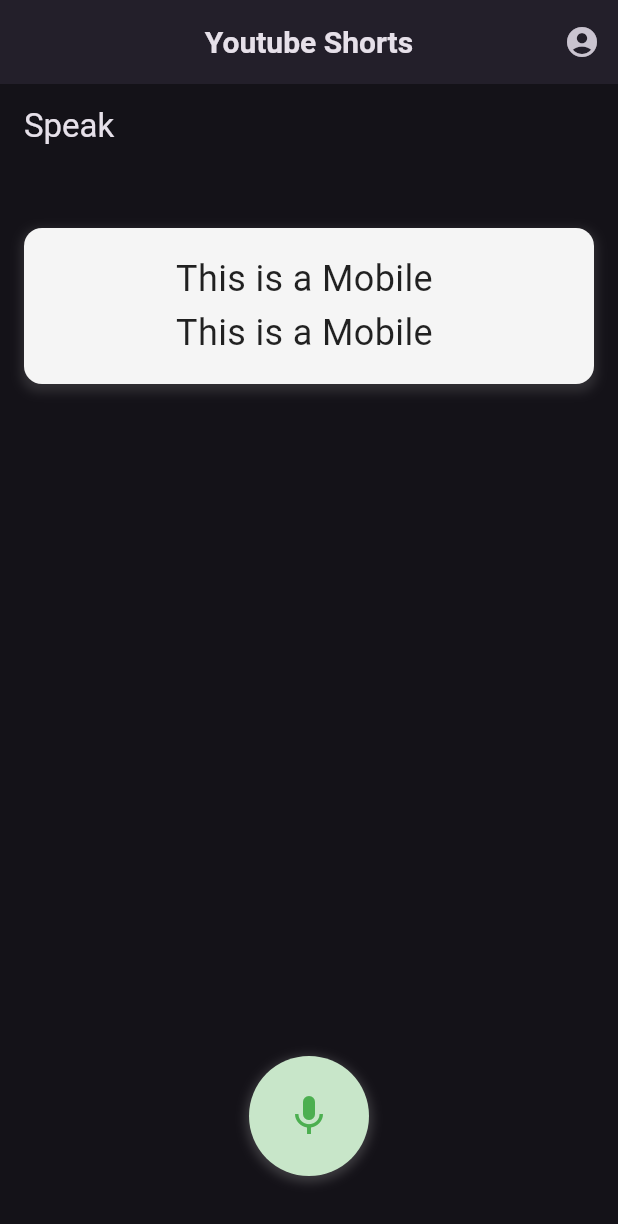
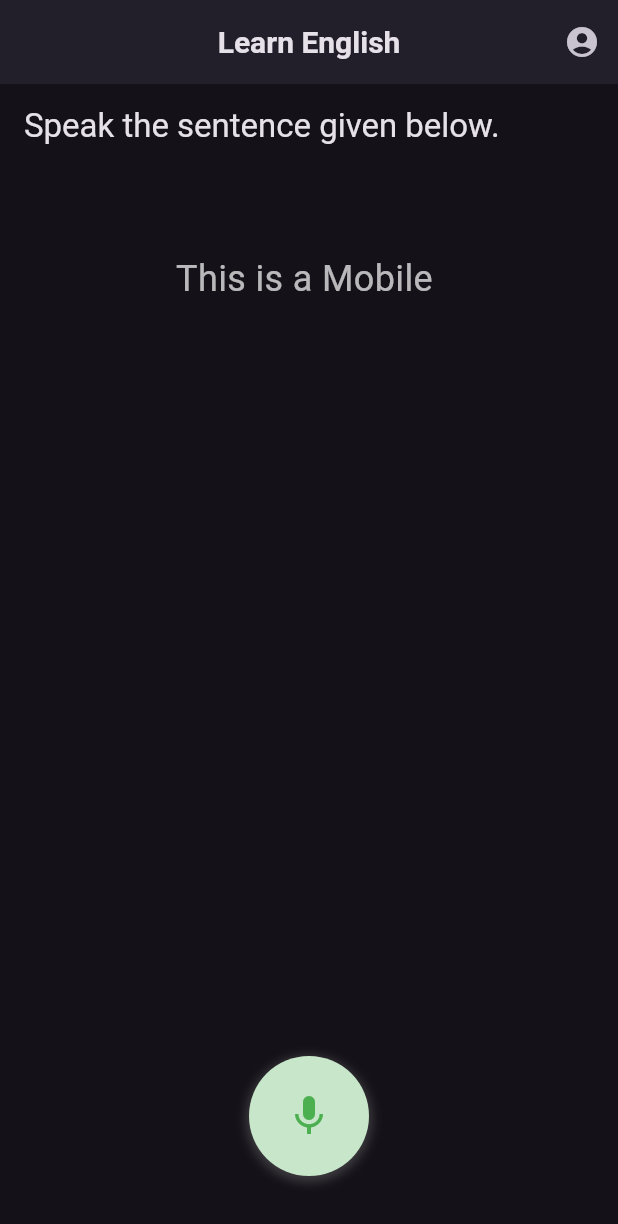
Before and after one commit to VedSinghRawat/yt_short, a Flutter app: the screen it shows after launch, scrolled down 576 dp, after a tap on the "mic none" icon, on a phone screen of 412 x 824 dp. Shown: the top 1224 px of the screen. Run offline on Flutter 3.47's test engine with Material 3 defaults, Android fonts, the light colour scheme and no system bars; our stand-ins replace flutter_riverpod, go_router, google_sign_in, package_info_plus, speech_to_text, youtube_player_flutter.

Commit message:
sentence exercise done

```diff
--- a/lib/core/screen/home.dart
+++ b/lib/core/screen/home.dart
@@ -53,7 +53,7 @@
 
     return Scaffold(
       appBar: CustomAppBar(
-        title: 'Youtube Shorts',
+        title: 'Learn English',
         actions: [
           PopupMenuButton<String>(
             icon: const Icon(Icons.account_circle),
--- a/lib/core/widgets/yt_short.dart
+++ b/lib/core/widgets/yt_short.dart
@@ -39,18 +39,9 @@
 
   @override
   Widget build(BuildContext context) {
-    return Container(
-      margin: const EdgeInsets.symmetric(vertical: 8, horizontal: 10),
-      padding: const EdgeInsets.all(6),
-      child: Stack(
-        children: [
-          Container(
-            decoration: BoxDecoration(
-              border: Border.all(color: Colors.grey.withOpacity(0.3), width: 1.5),
-              borderRadius: BorderRadius.circular(12.0),
-            ),
-            child: ClipRRect(
-              borderRadius: BorderRadius.circular(12.0),
+    return SizedBox(
+      width: MediaQuery.of(context).size.width,
+      height: MediaQuery.of(context).size.height,
       child: YoutubePlayer(
         controller: _controller,
         showVideoProgressIndicator: true,
@@ -61,10 +52,6 @@
         ),
         aspectRatio: 9 / 16,
       ),
-            ),
-          ),
-        ],
-      ),
     );
   }
 }
--- a/lib/features/speech_to_text/speech_exercise_card.dart
+++ /dev/null
@@ -1,195 +0,0 @@
-import 'package:flutter/material.dart';
-import 'package:myapp/features/speech_to_text/recognizer.dart';
-import 'package:speech_to_text/speech_recognition_result.dart';
-
-class SpeechExerciseCard extends StatefulWidget {
-  final String text;
-
-  const SpeechExerciseCard({super.key, required this.text});
-
-  @override
-  State<SpeechExerciseCard> createState() => _SpeechExerciseCardState();
-}
-
-class _SpeechExerciseCardState extends State<SpeechExerciseCard> {
-  late List<String> words;
-  late List<bool?> wordMarking;
-  int lastMatchedIndex = -1;
-  late SpeechRecognizer _recognizer;
-
-  @override
-  void initState() {
-    super.initState();
-    words = widget.text.split(' ');
-    wordMarking = List.generate(words.length, (index) => null);
-    _recognizer = SpeechRecognizer(
-      onResult: _onSpeechResult,
-      onStopListenting: _onStopListening,
-    );
-  }
-
-  void _onStopListening() {
-    setState(() {
-      lastMatchedIndex = -1;
-      wordMarking = List.generate(words.length, (index) => null);
-    });
-  }
-
-  void _onSpeechResult(SpeechRecognitionResult result) {
-    List<String> recognizedWords = result.recognizedWords.split(' ').where((word) => word.isNotEmpty).toList();
-    if (recognizedWords.isEmpty) return;
-
-    int nextIndexToHighlight = lastMatchedIndex + 1;
-    if (!(nextIndexToHighlight < words.length)) return;
-
-    String lastRecognizedWord = recognizedWords.last.toLowerCase();
-    String targetWord = words[nextIndexToHighlight].toLowerCase();
-
-    setState(() {
-      wordMarking[nextIndexToHighlight] = targetWord == lastRecognizedWord;
-      lastMatchedIndex += 1;
-    });
-  }
-
-  @override
-  Widget build(BuildContext context) {
-    return Scaffold(
-      appBar: AppBar(
-        title: const Text('Speak'),
-      ),
-      body: Container(
-        padding: const EdgeInsets.all(16.0),
-        child: Column(
-          children: [
-            Container(
-                margin: const EdgeInsets.symmetric(vertical: 24.0),
-                padding: const EdgeInsets.all(16.0),
-                decoration: BoxDecoration(
-                  color: Colors.grey[100],
-                  borderRadius: BorderRadius.circular(12.0),
-                  boxShadow: [
-                    BoxShadow(
-                      color: Colors.grey.withOpacity(0.2),
-                      spreadRadius: 2,
-                      blurRadius: 5,
-                      offset: const Offset(0, 3),
-                    ),
-                  ],
-                ),
-                child: Column(
-                  children: [
-                    Center(
-                      child: RichText(
-                        textAlign: TextAlign.center,
-                        text: TextSpan(
-                          children: List.generate(words.length, (index) {
-                            return WidgetSpan(
-                              alignment: PlaceholderAlignment.middle,
-                              child: Stack(
-                                clipBehavior: Clip.none,
-                                children: [
-                                  Text(
-                                    '${words[index]} ',
-                                    style: TextStyle(
-                                      color: wordMarking[index] == null
-                                          ? Colors.black87
-                                          : wordMarking[index] == true
-                                              ? Colors.lightBlue[200]
-                                              : Colors.red,
-                                      fontSize: 24,
-                                      fontWeight: wordMarking[index] != null ? FontWeight.bold : FontWeight.normal,
-                                      height: 1.5,
-                                    ),
-                                  ),
-                                ],
-                              ),
-                            );
-                          }),
-                        ),
-                      ),
-                    ),
-                    Center(
-                      child: RichText(
-                        textAlign: TextAlign.center,
-                        text: TextSpan(
-                          children: List.generate(words.length, (index) {
-                            return WidgetSpan(
-                              alignment: PlaceholderAlignment.middle,
-                              child: Stack(
-                                clipBehavior: Clip.none,
-                                children: [
-                                  Text(
-                                    '${words[index]} ',
-                                    style: TextStyle(
-                                      color: wordMarking[index] == null
-                                          ? Colors.black87
-                                          : wordMarking[index] == true
-                                              ? Colors.lightBlue[200]
-                                              : Colors.red,
-                                      fontSize: 24,
-                                      fontWeight: wordMarking[index] != null ? FontWeight.bold : FontWeight.normal,
-                                      height: 1.5,
-                                    ),
-                                  ),
-                                ],
-                              ),
-                            );
-                          }),
-                        ),
-                      ),
-                    ),
-                  ],
-                )),
-            const Spacer(),
-            Padding(
-              padding: const EdgeInsets.symmetric(horizontal: 16.0, vertical: 24.0),
-              child: Container(
-                width: 80,
-                height: 80,
-                decoration: BoxDecoration(
-                  shape: BoxShape.circle,
-                  color: _recognizer.isListening ? Colors.green.shade100 : Colors.blue.shade100,
-                  boxShadow: [
-                    BoxShadow(
-                      color: Colors.grey.withOpacity(0.3),
-                      spreadRadius: 2,
-                      blurRadius: 5,
-                      offset: const Offset(0, 2),
-                    ),
-                  ],
-                ),
-                child: Material(
-                  color: Colors.transparent,
-                  child: InkWell(
-                    onTap: () {
-                      setState(() {
-                        if (_recognizer.isListening) {
-                          _recognizer.stopListening();
-                        } else {
-                          _recognizer.startListening();
-                        }
-                      });
-                    },
-                    customBorder: const CircleBorder(),
-                    child: Container(
-                      width: 80,
-                      height: 80,
-                      decoration: const BoxDecoration(
-                        shape: BoxShape.circle,
-                      ),
-                      child: Icon(
-                        _recognizer.isListening ? Icons.mic : Icons.mic_none,
-                        color: _recognizer.isListening ? Colors.green : Colors.blue,
-                        size: 32,
-                      ),
-                    ),
-                  ),
-                ),
-              ),
-            ),
-          ],
-        ),
-      ),
-    );
-  }
-}
--- /dev/null
+++ b/lib/features/speech_to_text/widgets/sentence_exercise.dart
@@ -0,0 +1,197 @@
+import 'package:flutter/material.dart';
+import 'package:myapp/features/speech_to_text/widgets/recognizer.dart';
+import 'package:speech_to_text/speech_recognition_result.dart';
+
+class SpeakSentenceExercise extends StatefulWidget {
+  final String text;
+
+  const SpeakSentenceExercise({super.key, required this.text});
+
+  @override
+  State<SpeakSentenceExercise> createState() => _SpeakSentenceExerciseState();
+}
+
+class _SpeakSentenceExerciseState extends State<SpeakSentenceExercise> {
+  late List<String> words;
+  late List<bool?> wordMarking;
+  int currIndex = -1;
+  late SpeechRecognizer _recognizer;
+  late List<String> recognizedWords;
+  bool get allWordsCorrect => wordMarking.every((mark) => mark == true);
+
+  @override
+  void initState() {
+    super.initState();
+    words = widget.text.split(' ');
+    wordMarking = List.generate(words.length, (index) => null);
+    recognizedWords = List.filled(words.length, '');
+    _recognizer = SpeechRecognizer(
+      onResult: _onSpeechResult,
+      onStopListenting: _onStopListening,
+    );
+  }
+
+  void _onStopListening() {
+    setState(() {
+      currIndex = -1;
+      wordMarking = List.generate(words.length, (index) => null);
+      recognizedWords = List.filled(words.length, '');
+    });
+  }
+
+  void _onSpeechResult(SpeechRecognitionResult result) {
+    List<String> wordsList = result.recognizedWords.split(' ').where((word) => word.isNotEmpty).toList();
+    print('Processing final result: $wordsList');
+    if (wordsList.isEmpty) return;
+
+    setState(() {
+      for (int i = currIndex + 1; i < wordsList.length; i++) {
+        String lowerRecognizedWord = wordsList[i].toLowerCase();
+        String targetWord = words[i].toLowerCase();
+        print('Processing - Index: $i, Recognized: $lowerRecognizedWord, Target: $targetWord');
+
+        wordMarking[i] = targetWord == lowerRecognizedWord;
+        recognizedWords[i] = lowerRecognizedWord;
+        currIndex = i;
+      }
+    });
+  }
+
+  @override
+  Widget build(BuildContext context) {
+    return Scaffold(
+      appBar: AppBar(
+        title: const Text('Speak the sentence given below.'),
+      ),
+      body: Container(
+        padding: const EdgeInsets.all(16.0),
+        child: Column(
+          children: [
+            Container(
+              margin: const EdgeInsets.symmetric(vertical: 24.0),
+              padding: const EdgeInsets.all(16.0),
+              child: Column(
+                children: [
+                  Column(
+                    children: [
+                      Center(
+                        child: RichText(
+                          textAlign: TextAlign.center,
+                          text: TextSpan(
+                            children: List.generate(words.length, (index) {
+                              return WidgetSpan(
+                                alignment: PlaceholderAlignment.middle,
+                                child: Stack(
+                                  clipBehavior: Clip.none,
+                                  children: [
+                                    if (wordMarking[index] == false)
+                                      Positioned(
+                                        top: -25,
+                                        child: Text(
+                                          recognizedWords[index],
+                                          style: TextStyle(
+                                            color: Colors.grey[400],
+                                            fontSize: 18,
+                                            fontWeight: FontWeight.w300,
+                                          ),
+                                        ),
+                                      ),
+                                    Text(
+                                      '${words[index]} ',
+                                      style: TextStyle(
+                                        color: wordMarking[index] == null
+                                            ? Colors.white70
+                                            : wordMarking[index] == true
+                                                ? Colors.lightBlue[200]
+                                                : Colors.red,
+                                        fontSize: 24,
+                                        fontWeight: wordMarking[index] != null ? FontWeight.bold : FontWeight.normal,
+                                        height: 1.5,
+                                      ),
+                                    ),
+                                  ],
+                                ),
+                              );
+                            }),
+                          ),
+                        ),
+                      ),
+                      if (allWordsCorrect)
+                        Padding(
+                          padding: const EdgeInsets.only(top: 24.0),
+                          child: Icon(
+                            Icons.check_circle,
+                            color: Colors.green[300],
+                            size: 48,
+                          ),
+                        ),
+                    ],
+                  ),
+                ],
+              ),
+            ),
+            const Spacer(),
+            Padding(
+              padding: const EdgeInsets.symmetric(horizontal: 16.0, vertical: 24.0),
+              child: Container(
+                width: 80,
+                height: 80,
+                decoration: BoxDecoration(
+                  shape: BoxShape.circle,
+                  color: allWordsCorrect
+                      ? Colors.yellow.shade100
+                      : _recognizer.isListening
+                          ? Colors.green.shade100
+                          : Colors.blue.shade100,
+                  boxShadow: [
+                    BoxShadow(
+                      color: Colors.grey.withOpacity(0.3),
+                      spreadRadius: 2,
+                      blurRadius: 5,
+                      offset: const Offset(0, 2),
+                    ),
+                  ],
+                ),
+                child: Material(
+                  color: Colors.transparent,
+                  child: InkWell(
+                    onTap: () {
+                      setState(() {
+                        if (_recognizer.isListening) {
+                          _recognizer.stopListening();
+                        } else {
+                          _recognizer.startListening();
+                        }
+                      });
+                    },
+                    customBorder: const CircleBorder(),
+                    child: Container(
+                      width: 80,
+                      height: 80,
+                      decoration: const BoxDecoration(
+                        shape: BoxShape.circle,
+                      ),
+                      child: Icon(
+                        allWordsCorrect
+                            ? Icons.close_fullscreen
+                            : _recognizer.isListening
+                                ? Icons.mic
+                                : Icons.mic_none,
+                        color: allWordsCorrect
+                            ? Colors.yellow.shade700
+                            : _recognizer.isListening
+                                ? Colors.green
+                                : Colors.blue,
+                        size: 32,
+                      ),
+                    ),
+                  ),
+                ),
+              ),
+            ),
+          ],
+        ),
+      ),
+    );
+  }
+}
--- a/lib/features/sub_level/widget/sub_level_list.dart
+++ b/lib/features/sub_level/widget/sub_level_list.dart
@@ -1,6 +1,6 @@
 import 'package:flutter/material.dart';
 import 'package:myapp/core/widgets/yt_short.dart';
-import 'package:myapp/features/speech_to_text/speech_exercise_card.dart';
+import 'package:myapp/features/speech_to_text/widgets/sentence_exercise.dart';
 
 import '../../../models/models.dart';
 
@@ -61,7 +61,7 @@
           );
         } else if (subLevel.speechExercise != null) {
           return Center(
-            child: SpeechExerciseCard(
+            child: SpeakSentenceExercise(
               text: subLevel.speechExercise!.textToSpeak,
             ),
           );
```
Also changed, not shown: lib/features/speech_to_text/widgets/recognizer.dart (renamed from lib/features/speech_to_text/recognizer.dart). Lines whose indentation alone changed are shown as unchanged.
